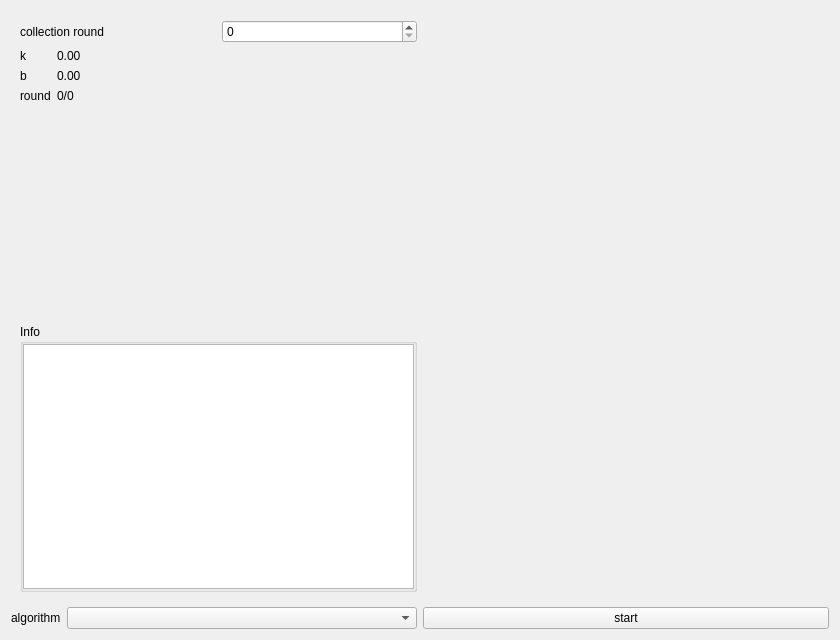
MRsoymilk/MySerial, file src/form/plot/formplotcorrection.ui: the form before one commit.
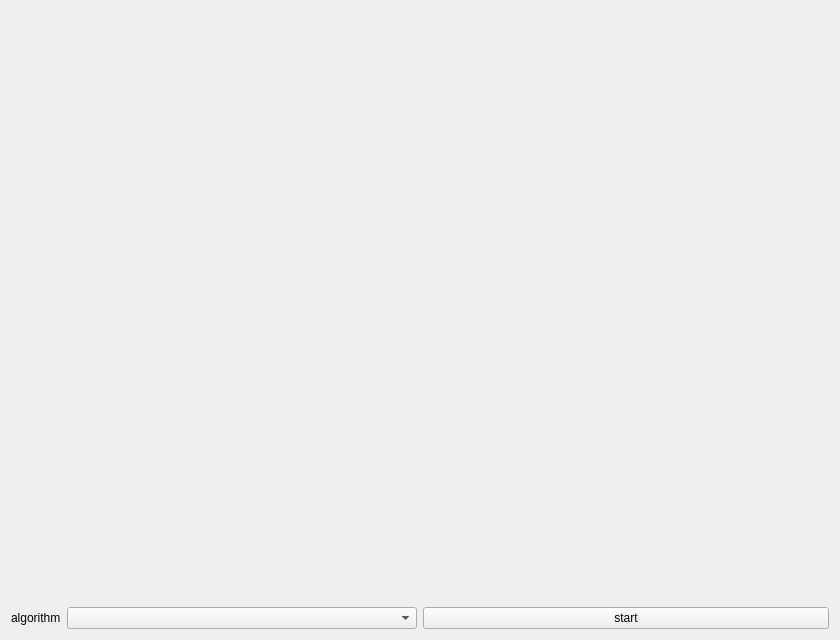
The form after the commit.

```diff
--- a/src/form/plot/formplotcorrection.ui
+++ b/src/form/plot/formplotcorrection.ui
@@ -34,110 +34,6 @@
      </item>
     </layout>
    </item>
-   <item row="0" column="0" colspan="2">
-    <widget class="QStackedWidget" name="stackedWidget">
-     <widget class="QWidget" name="pageAlgorithmKB">
-      <layout class="QGridLayout" name="gridLayout" rowstretch="1,1,1" columnstretch="1,1">
-       <item row="1" column="0">
-        <layout class="QFormLayout" name="formLayout">
-         <item row="0" column="0">
-          <widget class="QLabel" name="labelK">
-           <property name="text">
-            <string>k</string>
-           </property>
-          </widget>
-         </item>
-         <item row="0" column="1">
-          <widget class="QLabel" name="labelValK">
-           <property name="text">
-            <string>0.00</string>
-           </property>
-          </widget>
-         </item>
-         <item row="1" column="0">
-          <widget class="QLabel" name="labelB">
-           <property name="text">
-            <string>b</string>
-           </property>
-          </widget>
-         </item>
-         <item row="1" column="1">
-          <widget class="QLabel" name="labelValB">
-           <property name="text">
-            <string>0.00</string>
-           </property>
-          </widget>
-         </item>
-         <item row="2" column="0">
-          <widget class="QLabel" name="labelRound">
-           <property name="text">
-            <string>round</string>
-           </property>
-          </widget>
-         </item>
-         <item row="2" column="1">
-          <widget class="QLabel" name="labelStatus">
-           <property name="text">
-            <string>0/0</string>
-           </property>
-          </widget>
-         </item>
-        </layout>
-       </item>
-       <item row="0" column="1" rowspan="3">
-        <widget class="QWidget" name="widget" native="true">
-         <layout class="QGridLayout" name="gridLayout_4">
-          <item row="0" column="0">
-           <layout class="QGridLayout" name="gLayPlot"/>
-          </item>
-         </layout>
-        </widget>
-       </item>
-       <item row="0" column="0">
-        <layout class="QHBoxLayout" name="horizontalLayoutCollectionSetting">
-         <item>
-          <widget class="QLabel" name="labelCollectionRound">
-           <property name="text">
-            <string>collection round</string>
-           </property>
-          </widget>
-         </item>
-         <item>
-          <widget class="QSpinBox" name="spinBoxRound"/>
-         </item>
-        </layout>
-       </item>
-       <item row="2" column="0">
-        <widget class="QGroupBox" name="groupBoxInfo">
-         <property name="title">
-          <string>Info</string>
-         </property>
-         <layout class="QGridLayout" name="gridLayout_3">
-          <property name="leftMargin">
-           <number>0</number>
-          </property>
-          <property name="topMargin">
-           <number>0</number>
-          </property>
-          <property name="rightMargin">
-           <number>0</number>
-          </property>
-          <property name="bottomMargin">
-           <number>0</number>
-          </property>
-          <property name="spacing">
-           <number>0</number>
-          </property>
-          <item row="0" column="0">
-           <widget class="QTextEdit" name="textEdit"/>
-          </item>
-         </layout>
-        </widget>
-       </item>
-      </layout>
-     </widget>
-    </widget>
-   </item>
    <item row="1" column="1">
     <widget class="QPushButton" name="btnStart">
      <property name="text">
@@ -145,6 +41,13 @@
      </property>
     </widget>
    </item>
+   <item row="0" column="0" colspan="2">
+    <widget class="QStackedWidget" name="stackedWidget">
+     <property name="currentIndex">
+      <number>-1</number>
+     </property>
+    </widget>
+   </item>
   </layout>
  </widget>
  <resources/>
```
